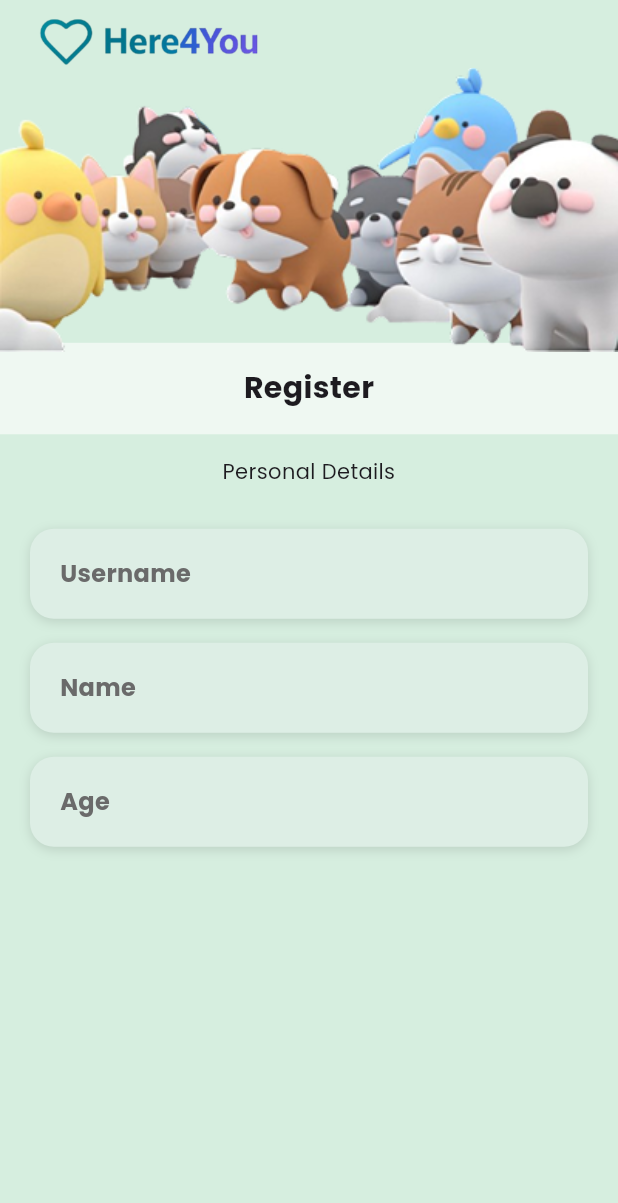
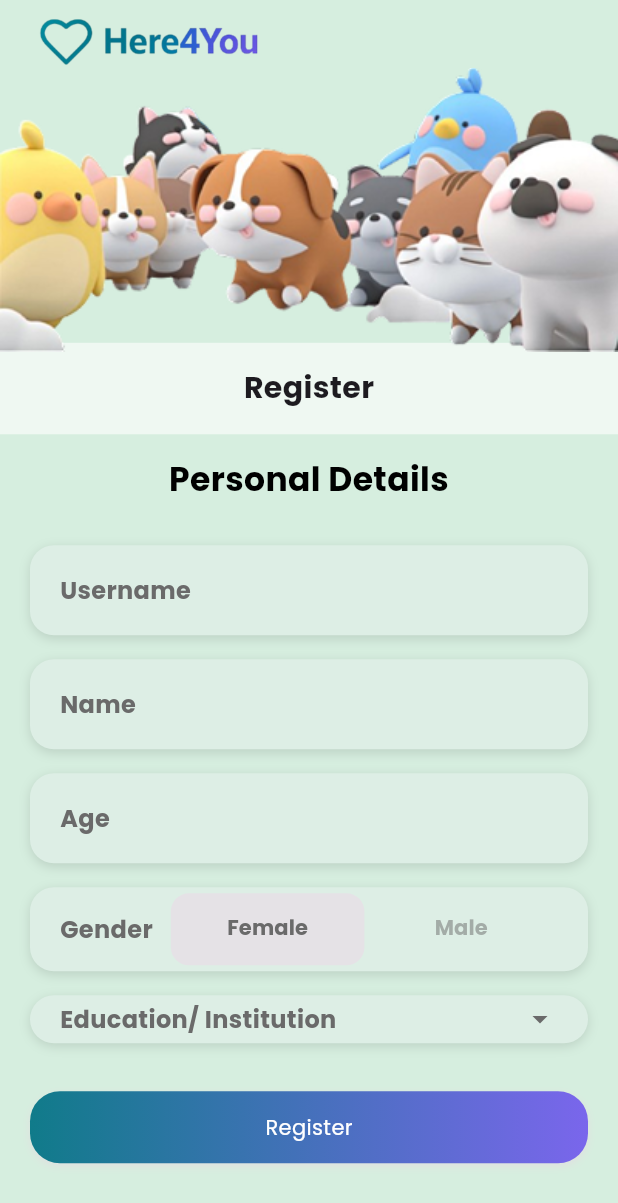
Before and after one commit to Mushy07/Here4U, a Flutter app: the screen it shows after launch, on a phone screen of 412 x 824 dp. Shown: the top 1203 px of the screen. Run offline on Flutter 3.47's test engine with Material 3 defaults, Android fonts, the phone set to English and light mode, and no system bars; our stand-ins replace flutter_calendar_carousel, google_fonts.

Commit message:
[ADD] registration form fields

```diff
--- a/lib/features/registration/presentation/widgets/registration/registration_form.widget.dart
+++ b/lib/features/registration/presentation/widgets/registration/registration_form.widget.dart
@@ -1,24 +1,136 @@
 import 'package:flutter/material.dart';
+import 'package:here4u/core/widgets/button.dart';
 import 'package:here4u/features/registration/presentation/widgets/registration/registration_form_field.widget.dart';
 
-class RegistrationFormWidget extends StatelessWidget {
+class RegistrationFormWidget extends StatefulWidget {
   const RegistrationFormWidget({super.key});
 
   @override
+  State<RegistrationFormWidget> createState() => _RegistrationFormWidgetState();
+}
+
+class _RegistrationFormWidgetState extends State<RegistrationFormWidget>
+    with SingleTickerProviderStateMixin {
+  late TabController _tabController;
+  final List<String> genders = ['Female', 'Male'];
+
+  @override
+  void initState() {
+    super.initState();
+    _tabController = TabController(length: genders.length, vsync: this);
+  }
+
+  @override
+  void dispose() {
+    _tabController.dispose();
+    super.dispose();
+  }
+
+  @override
   Widget build(BuildContext context) {
-    return Container(
-      // color: Colors.red,
-      child: Column(
-        // mainAxisAlignment: MainAxisAlignment.center,
-        // crossAxisAlignment: CrossAxisAlignment.stretch,
+    return Column(
       children: [
-          Text('Personal Details', textAlign: TextAlign.center),
+        Text(
+          'Personal Details',
+          style: TextStyle(
+            fontWeight: FontWeight.bold,
+            fontSize: 22,
+            color: Colors.black,
+          ),
+          textAlign: TextAlign.center,
+        ),
         const SizedBox(height: 20.0),
         RegistrationFormFieldWidget(hintText: 'Username'),
         RegistrationFormFieldWidget(hintText: 'Name'),
         RegistrationFormFieldWidget(hintText: 'Age'),
+        Container(
+          margin: EdgeInsets.symmetric(horizontal: 20.0, vertical: 8.0),
+          padding: EdgeInsets.symmetric(horizontal: 20, vertical: 4),
+          decoration: BoxDecoration(
+            color: Color(0xFFDDEEE5),
+            borderRadius: BorderRadius.circular(16.0),
+            boxShadow: [
+              BoxShadow(
+                color: Colors.black12,
+                blurRadius: 6,
+                offset: Offset(0, 2),
+              ),
             ],
           ),
+          child: Row(
+            children: [
+              Text(
+                'Gender',
+                style: TextStyle(
+                  fontWeight: FontWeight.bold,
+                  color: Color(0xFF6A6A6A),
+                  fontSize: 16,
+                ),
+              ),
+              SizedBox(width: 12),
+              Expanded(
+                child: TabBar(
+                  dividerHeight: 0.0,
+                  controller: _tabController,
+                  indicator: BoxDecoration(
+                    color: Color(0xFFE5E2E6),
+                    borderRadius: BorderRadius.circular(12),
+                  ),
+                  labelColor: Color(0xFF6A6A6A),
+                  unselectedLabelColor: Color(0xFF6A6A6A).withOpacity(0.5),
+                  labelStyle: TextStyle(fontWeight: FontWeight.bold),
+                  tabs: genders.map((g) => Tab(text: g)).toList(),
+                  indicatorSize: TabBarIndicatorSize.tab,
+                  splashFactory: NoSplash.splashFactory,
+                ),
+              ),
+            ],
+          ),
+        ),
+        Container(
+          margin: EdgeInsets.symmetric(horizontal: 20.0, vertical: 8.0),
+          padding: EdgeInsets.symmetric(horizontal: 20, vertical: 4),
+          decoration: BoxDecoration(
+            color: Color(0xFFDDEEE5),
+            borderRadius: BorderRadius.circular(16.0),
+            boxShadow: [
+              BoxShadow(
+                color: Colors.black12,
+                blurRadius: 6,
+                offset: Offset(0, 2),
+              ),
+            ],
+          ),
+          child: Row(
+            children: [
+              Text(
+                'Education/ Institution',
+                style: TextStyle(
+                  fontWeight: FontWeight.bold,
+                  color: Color(0xFF6A6A6A),
+                  fontSize: 16,
+                ),
+              ),
+              Spacer(),
+              Icon(Icons.arrow_drop_down, color: Color(0xFF6A6A6A)),
+            ],
+          ),
+        ),
+        SizedBox(height: 24),
+        Padding(
+          padding: const EdgeInsets.symmetric(horizontal: 20.0),
+          child: MyButton(
+            label: "Register",
+            onTap: () {},
+            height: 48,
+            gradient: LinearGradient(
+              colors: [Color(0xFF107B8A), Color(0xFF7A66EC)],
+            ),
+            textColor: Colors.white,
+            width: double.infinity,
+          ),
+        ),
+      ],
     );
   }
 }
--- a/lib/features/registration/presentation/widgets/registration/registration_form_field.widget.dart
+++ b/lib/features/registration/presentation/widgets/registration/registration_form_field.widget.dart
@@ -9,7 +9,7 @@ class RegistrationFormFieldWidget extends StatelessWidget {
   Widget build(BuildContext context) {
     return Container(
       margin: EdgeInsets.symmetric(horizontal: 20.0, vertical: 8.0),
-      padding: EdgeInsets.symmetric(horizontal: 20, vertical: 4),
+      padding: EdgeInsets.symmetric(horizontal: 20.0, vertical: 4.0),
       decoration: BoxDecoration(
         color: Color(0xFFDDEEE5),
         borderRadius: BorderRadius.circular(16.0),
```
Lines whose indentation alone changed are shown as unchanged.
